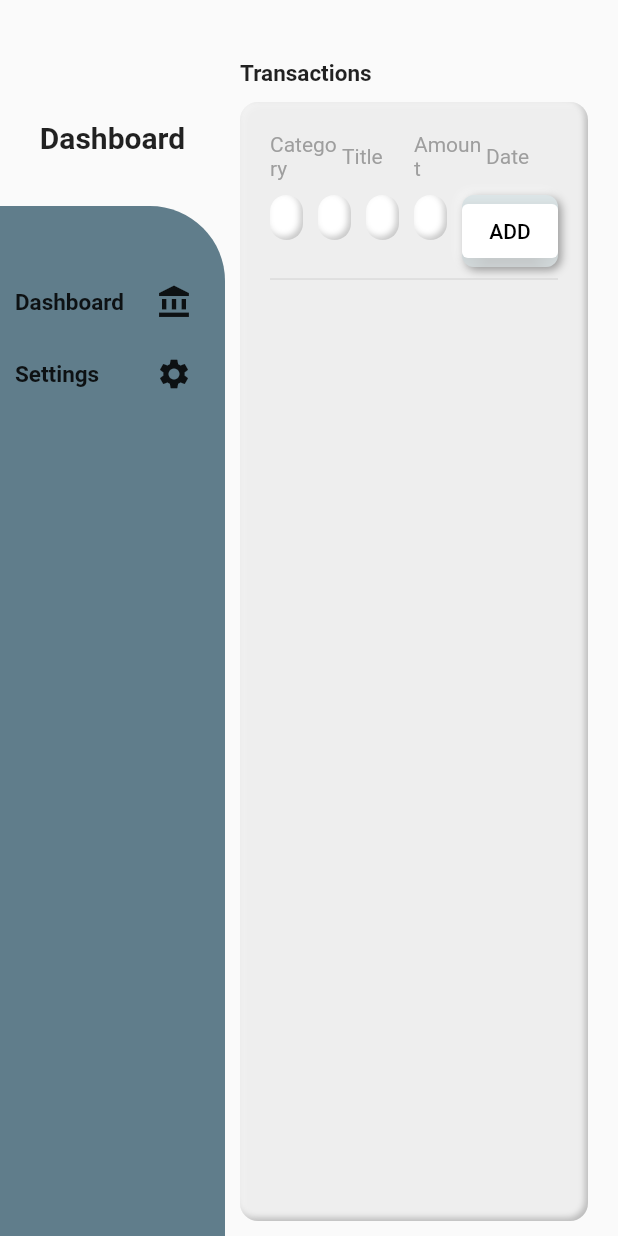
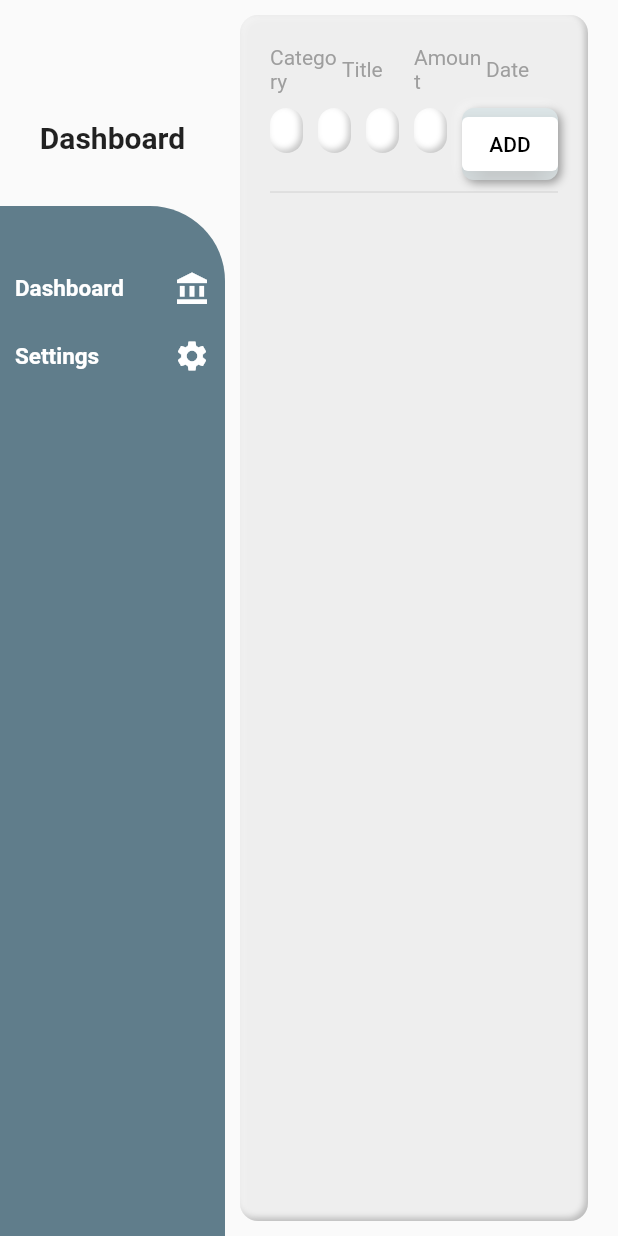
Before and after one commit to SebRincon/finance_tracker, a Flutter app: the screen it shows after launch, on a phone screen of 412 x 824 dp. Run offline on Flutter 3.47's test engine with Material 2 defaults, Android fonts, the phone set to English and light mode, and no system bars; drawn by our look-alikes of flutter_neumorphic; our stand-ins replace sqflite; accounts and stored records are empty.

```diff
--- a/lib/main.dart
+++ b/lib/main.dart
@@ -74,10 +74,10 @@ class _MyHomePageState extends State<MyHomePage> {
                   flex: 2,
                   child: Container(
                     padding: const EdgeInsets.only(top: 80),
-                    child: const Text(
-                      "Dashboard",
-                      style:
-                          TextStyle(fontSize: 20, fontWeight: FontWeight.bold),
+                    child: Text(
+                      index == 0 ? 'Dashboard' : "Settings",
+                      style: const TextStyle(
+                          fontSize: 20, fontWeight: FontWeight.bold),
                     ),
                   ),
                 ),
@@ -99,50 +99,57 @@ class _MyHomePageState extends State<MyHomePage> {
                         const SizedBox(
                           height: 40,
                         ),
-
-                        Container(
+                        InkWell(
+                          onTap: () {
+                            changeIndex(0);
+                          },
+                          child: Container(
+                            width: double.infinity,
+                            height: 30,
                             margin: const EdgeInsets.only(left: 10, right: 10),
                             child: Row(
                               mainAxisAlignment: MainAxisAlignment.spaceBetween,
-                            children: [
-                              const Text(
+                              children: const [
+                                Text(
                                   'Dashboard',
                                   style: TextStyle(
-                                    fontSize: 15, fontWeight: FontWeight.bold),
+                                      fontSize: 15,
+                                      fontWeight: FontWeight.bold,
+                                      color: Colors.white),
                                 ),
-                              IconButton(
-                                onPressed: () {
-                                  changeIndex(0);
-                                },
-                                icon: const Icon(Icons.account_balance),
-                              ),
+                                Icon(
+                                  Icons.account_balance,
+                                  color: Colors.white,
+                                )
                               ],
                             ),
                           ),
-
-                        // IconButton(
-                        //   onPressed: () {
-                        //     changeIndex(1);
-                        //   },
-                        //   icon: const Icon(Icons.add_chart_outlined),
-                        // ),
-                        Container(
+                        ),
+                        const SizedBox(height: 15),
+                        InkWell(
+                          onTap: () {
+                            changeIndex(1);
+                          },
+                          child: Container(
+                            width: double.infinity,
+                            height: 30,
                             margin: const EdgeInsets.only(left: 10, right: 10),
                             child: Row(
                               mainAxisAlignment: MainAxisAlignment.spaceBetween,
-                            children: [
-                              const Text(
+                              children: const [
+                                Text(
                                   'Settings',
                                   style: TextStyle(
-                                    fontSize: 15, fontWeight: FontWeight.bold),
+                                      fontSize: 15,
+                                      fontWeight: FontWeight.bold,
+                                      color: Colors.white),
                                 ),
-                              IconButton(
-                                onPressed: () {
-                                  changeIndex(1);
-                                },
-                                icon: const Icon(Icons.settings),
+                                Icon(
+                                  Icons.settings,
+                                  color: Colors.white,
+                                )
+                              ],
                             ),
-                            ],
                           ),
                         ),
                       ],
@@ -162,20 +169,14 @@ class _MyHomePageState extends State<MyHomePage> {
               child: Column(
                 crossAxisAlignment: CrossAxisAlignment.start,
                 children: [
-                  const SizedBox(height: 30),
-                  // accountDetail(accountSelection),
-                  const SizedBox(height: 10),
-                  Text(
-                    index == 0 ? 'Transactions' : "Settings",
-                    style: const TextStyle(
-                        fontSize: 15, fontWeight: FontWeight.bold),
-                  ),
                   const SizedBox(height: 10),
 
                   //
                   // TRANSACTIONS *******************
                   //
-                  index == 0 ? TransactionManager() : SettingsManager()
+                  index == 0
+                      ? const TransactionManager()
+                      : const SettingsManager()
                 ],
               ),
             ),
--- a/lib/pages/SettingsManager.dart
+++ b/lib/pages/SettingsManager.dart
@@ -1,4 +1,4 @@
-import 'package:flutter/material.dart';
+// ignore_for_file: file_names
 import 'package:flutter_neumorphic/flutter_neumorphic.dart';
 import 'package:sqflite/sqflite.dart';
 import 'package:path/path.dart';
@@ -28,13 +28,25 @@ class _SettingsManagerState extends State<SettingsManager> {
     );
   }
 
+  bool isLoading = true;
   @override
   Widget build(BuildContext context) {
-    Future<Database> database = getDatabase();
+    Future<Database> database = getDatabase().then(
+      (value) {
+        setState(() {
+          isLoading = false;
+        });
+        return value;
+      },
+    );
 
     return Expanded(
       flex: 1,
-      child: Neumorphic(
+      child: isLoading
+          ? const Center(
+              child: CircularProgressIndicator(color: Colors.blueGrey),
+            )
+          : Neumorphic(
               margin: const EdgeInsets.only(right: 10, bottom: 10),
               style: NeumorphicStyle(
                 shape: NeumorphicShape.flat,
--- a/lib/pages/TransactionsManager.dart
+++ b/lib/pages/TransactionsManager.dart
@@ -1,6 +1,5 @@
-// ignore_for_file: prefer_final_fields
+// ignore_for_file: prefer_final_fields, file_names
 
-import 'package:flutter/material.dart';
 import 'package:flutter_neumorphic/flutter_neumorphic.dart';
 import 'package:sqflite/sqflite.dart';
 import 'package:path/path.dart';
@@ -201,7 +200,7 @@ class _TransactionManagerState extends State<TransactionManager> {
 
       insertTransaction(
           UserTransaction(
-              id: DateTime.now().microsecondsSinceEpoch,
+              id: (DateTime.now().microsecondsSinceEpoch),
               title: _transactionData["formTitle"]!,
               amount: int.parse(_transactionData["formAmount"]!),
               date: _transactionData["formDate"]!,
@@ -436,8 +435,8 @@ class _TransactionManagerState extends State<TransactionManager> {
                                   children: [
                                     Expanded(
                                       flex: 1,
-                                      child:
-                                          Text("${_transactions![index].id}"),
+                                      child: Text(
+                                          "ID: ${(_transactions![index].id).round()}"),
                                     ),
                                     Expanded(
                                       flex: 1,
```
Also changed, not shown: readme_media/example.png (added), 1 other file. Lines whose indentation alone changed are shown as unchanged.
